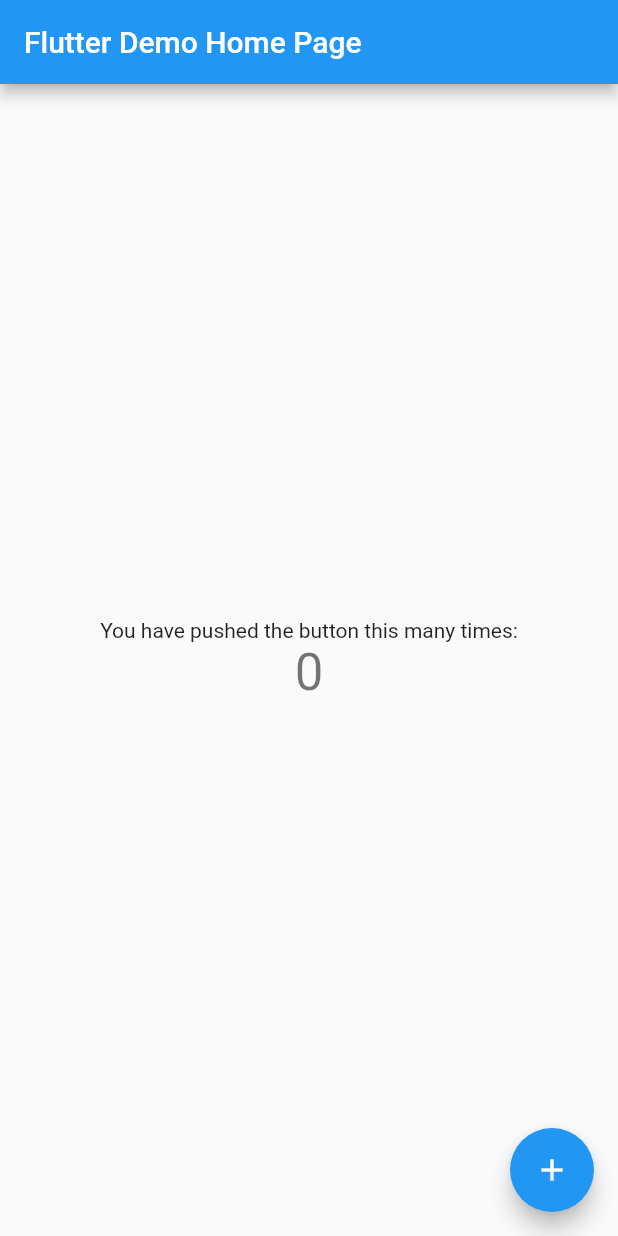
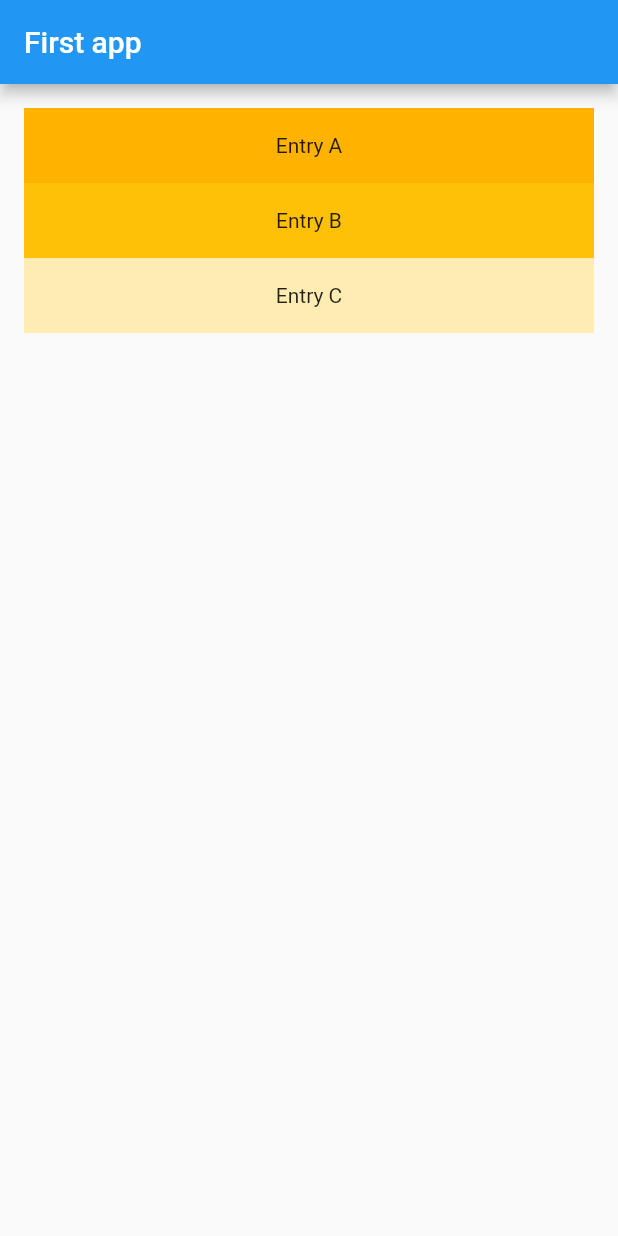
Before and after one commit to Gorm2303/flutter_to_do_list, a Flutter app: the screen it shows after launch, on a phone screen of 412 x 824 dp. Run offline on Flutter 3.47's test engine with Material 2 defaults, Android fonts, the phone set to English and light mode, and no system bars.

Commit message:
added listview

```diff
--- a/lib/main.dart
+++ b/lib/main.dart
@@ -1,3 +1,7 @@
+// Copyright 2018 The Flutter team. All rights reserved.
+// Use of this source code is governed by a BSD-style license that can be
+// found in the LICENSE file.
+
 import 'package:flutter/material.dart';
 
 void main() {
@@ -7,109 +11,38 @@ void main() {
 class MyApp extends StatelessWidget {
   const MyApp({super.key});
 
-  // This widget is the root of your application.
   @override
   Widget build(BuildContext context) {
     return MaterialApp(
-      title: 'Flutter Demo',
-      theme: ThemeData(
-        // This is the theme of your application.
-        //
-        // Try running your application with "flutter run". You'll see the
-        // application has a blue toolbar. Then, without quitting the app, try
-        // changing the primarySwatch below to Colors.green and then invoke
-        // "hot reload" (press "r" in the console where you ran "flutter run",
-        // or simply save your changes to "hot reload" in a Flutter IDE).
-        // Notice that the counter didn't reset back to zero; the application
-        // is not restarted.
-        primarySwatch: Colors.blue,
+      title: 'First app',
+      home: Scaffold(
+        appBar: AppBar(
+          title: const Text('First app'),
+        ),
+        body: Center(
+          child: MyListView(),
+        ),
       ),
-      home: const MyHomePage(title: 'Flutter Demo Home Page'),
     );
   }
 }
 
-class MyHomePage extends StatefulWidget {
-  const MyHomePage({super.key, required this.title});
+class MyListView extends StatelessWidget {
+  final List<String> entries = <String>['A', 'B', 'C'];
+  final List<int> colorCodes = <int>[600, 500, 100];
 
-  // This widget is the home page of your application. It is stateful, meaning
-  // that it has a State object (defined below) that contains fields that affect
-  // how it looks.
+  MyListView({super.key});
 
-  // This class is the configuration for the state. It holds the values (in this
-  // case the title) provided by the parent (in this case the App widget) and
-  // used by the build method of the State. Fields in a Widget subclass are
-  // always marked "final".
-
-  final String title;
-
-  @override
-  State<MyHomePage> createState() => _MyHomePageState();
-}
-
-class _MyHomePageState extends State<MyHomePage> {
-  int _counter = 0;
-
-  void _incrementCounter() {
-    setState(() {
-      // This call to setState tells the Flutter framework that something has
-      // changed in this State, which causes it to rerun the build method below
-      // so that the display can reflect the updated values. If we changed
-      // _counter without calling setState(), then the build method would not be
-      // called again, and so nothing would appear to happen.
-      _counter++;
-    });
-  }
-
-  @override
   Widget build(BuildContext context) {
-    // This method is rerun every time setState is called, for instance as done
-    // by the _incrementCounter method above.
-    //
-    // The Flutter framework has been optimized to make rerunning build methods
-    // fast, so that you can just rebuild anything that needs updating rather
-    // than having to individually change instances of widgets.
-    return Scaffold(
-      appBar: AppBar(
-        // Here we take the value from the MyHomePage object that was created by
-        // the App.build method, and use it to set our appbar title.
-        title: Text(widget.title),
-      ),
-      body: Center(
-        // Center is a layout widget. It takes a single child and positions it
-        // in the middle of the parent.
-        child: Column(
-          // Column is also a layout widget. It takes a list of children and
-          // arranges them vertically. By default, it sizes itself to fit its
-          // children horizontally, and tries to be as tall as its parent.
-          //
-          // Invoke "debug painting" (press "p" in the console, choose the
-          // "Toggle Debug Paint" action from the Flutter Inspector in Android
-          // Studio, or the "Toggle Debug Paint" command in Visual Studio Code)
-          // to see the wireframe for each widget.
-          //
-          // Column has various properties to control how it sizes itself and
-          // how it positions its children. Here we use mainAxisAlignment to
-          // center the children vertically; the main axis here is the vertical
-          // axis because Columns are vertical (the cross axis would be
-          // horizontal).
-          mainAxisAlignment: MainAxisAlignment.center,
-          children: <Widget>[
-            const Text(
-              'You have pushed the button this many times:',
-            ),
-            Text(
-              '$_counter',
-              style: Theme.of(context).textTheme.headline4,
-            ),
-          ],
-        ),
-      ),
-      floatingActionButton: FloatingActionButton(
-        onPressed: _incrementCounter,
-        tooltip: 'Increment',
-        child: const Icon(Icons.add),
-      ), // This trailing comma makes auto-formatting nicer for build methods.
-    );
+    return ListView.builder(
+        padding: const EdgeInsets.all(16),
+        itemCount: entries.length,
+        itemBuilder: (BuildContext context, int index) {
+          return Container(
+            height: 50,
+            color: Colors.amber[colorCodes[index]],
+            child: Center(child: Text('Entry ${entries[index]}')),
+          );
+        });
   }
 }
```
